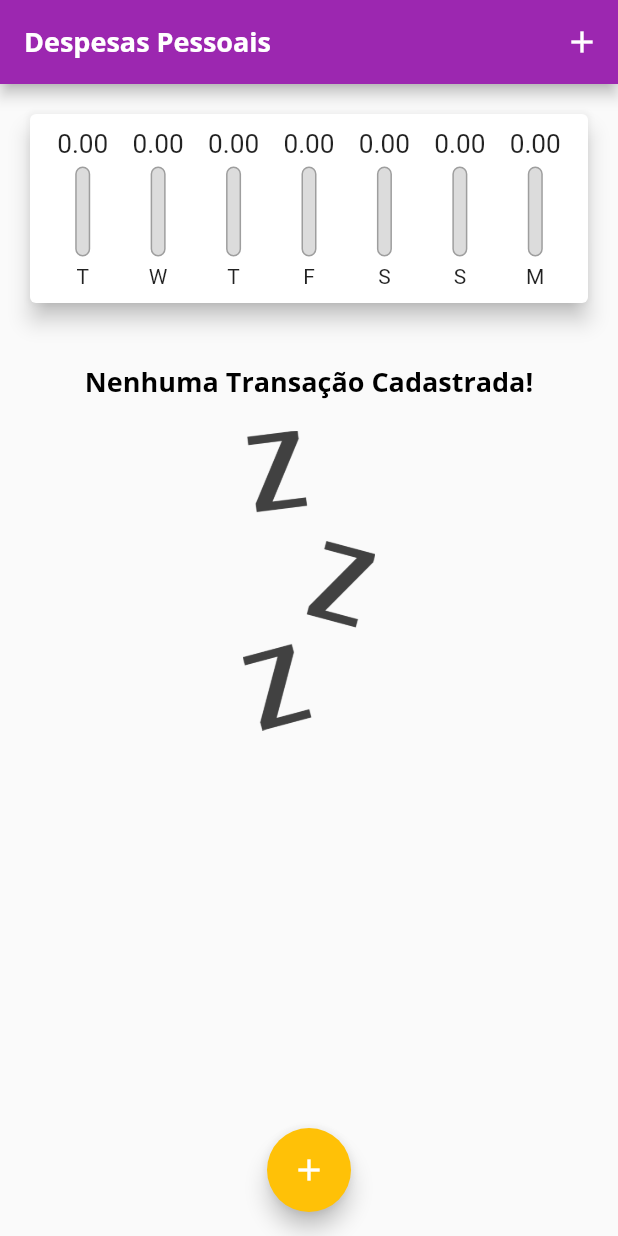
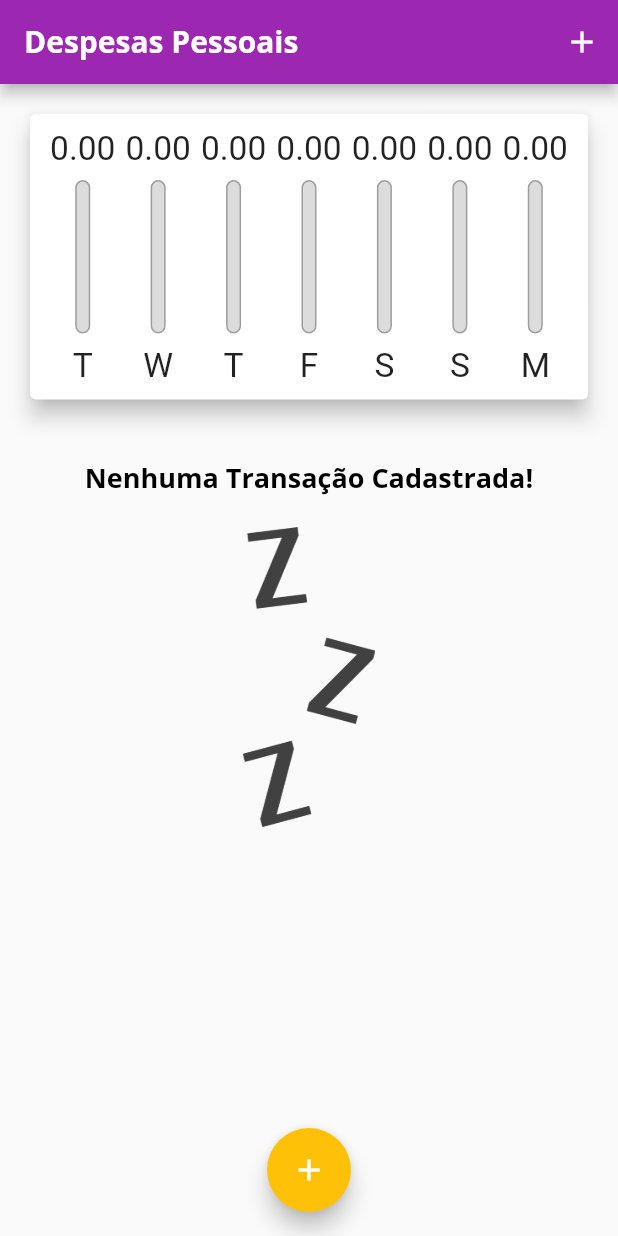
Before and after one commit to Kaio-Goes/expenses, a Flutter app: the screen it shows after launch, on a phone screen of 412 x 824 dp. Run offline on Flutter 3.47's test engine with Material 2 defaults, Android fonts, the phone set to English and light mode, and no system bars.

Commit message:
fix resposividade layout

```diff
--- a/lib/components/chart_bar.dart
+++ b/lib/components/chart_bar.dart
@@ -13,17 +13,19 @@ class ChartBar extends StatelessWidget {
 
   @override
   Widget build(BuildContext context) {
+    return LayoutBuilder(
+      builder: (ctx, constraints) {
         return Column(
           children: [
             SizedBox(
-          height: 20,
+              height: constraints.maxHeight * 0.15,
               child: FittedBox(
                 child: Text(value.toStringAsFixed(2)),
               ),
             ),
-        const SizedBox(height: 5),
+            SizedBox(height: constraints.maxHeight * 0.05),
             SizedBox(
-          height: 60,
+              height: constraints.maxHeight * 0.6,
               width: 10,
               child: Stack(
                 alignment: Alignment.bottomCenter,
@@ -45,9 +47,14 @@ class ChartBar extends StatelessWidget {
                 ],
               ),
             ),
-        const SizedBox(height: 5),
-        Text(label),
+            SizedBox(height: constraints.maxHeight * 0.05),
+            SizedBox(
+              height: constraints.maxHeight * 0.15,
+              child: FittedBox(child: Text(label)),
+            ),
           ],
+        );
+      },
     );
   }
 }
--- a/lib/components/transaction_list.dart
+++ b/lib/components/transaction_list.dart
@@ -10,9 +10,7 @@ class TransactionList extends StatelessWidget {
 
   @override
   Widget build(BuildContext context) {
-    return SizedBox(
-      height: 400,
-      child: transactions.isEmpty
+    return transactions.isEmpty
         ? Column(
             children: [
               const SizedBox(height: 20),
@@ -66,7 +64,6 @@ class TransactionList extends StatelessWidget {
                 ),
               );
             },
-            ),
           );
   }
 }
--- a/lib/main.dart
+++ b/lib/main.dart
@@ -41,8 +41,9 @@ class _MyHomePageState extends State<MyHomePage> {
   final List<Transaction> _trasactions = [];
 
   List<Transaction> get _recentTransactions {
-    return _trasactions.where((element){
-      return element.date.isAfter(DateTime.now().subtract(const Duration(days: 7)));
+    return _trasactions.where((element) {
+      return element.date
+          .isAfter(DateTime.now().subtract(const Duration(days: 7)));
     }).toList();
   }
 
@@ -61,9 +62,9 @@ class _MyHomePageState extends State<MyHomePage> {
     Navigator.of(context).pop();
   }
 
-  _removeTransaction(String id){
+  _removeTransaction(String id) {
     setState(() {
-      _trasactions.removeWhere((element){
+      _trasactions.removeWhere((element) {
         return element.id == id;
       });
     });
@@ -81,21 +82,37 @@ class _MyHomePageState extends State<MyHomePage> {
 
   @override
   Widget build(BuildContext context) {
+    final appBar = AppBar(
+      title: Text(
+        'Despesas Pessoais',
+        style: TextStyle(
+          fontSize: 20 * MediaQuery.of(context).textScaleFactor
+        ),
+      ),
+      actions: [
+        IconButton(
+            onPressed: () => _opentransactionFormModal(context),
+            icon: const Icon(Icons.add))
+      ],
+    );
+    final availableHeight = MediaQuery.of(context).size.height -
+        appBar.preferredSize.height -
+        MediaQuery.of(context).padding.top;
+
     return Scaffold(
-      appBar: AppBar(
-        title: const Text('Despesas Pessoais'),
-        actions: [
-          IconButton(
-              onPressed: () => _opentransactionFormModal(context),
-              icon: const Icon(Icons.add))
-        ],
-      ),
+      appBar: appBar,
       body: SingleChildScrollView(
         child: Column(
           crossAxisAlignment: CrossAxisAlignment.stretch,
           children: [
-            Chart(recentTransaction: _recentTransactions),
-            TransactionList(transactions: _trasactions, onRemove: _removeTransaction),
+            SizedBox(
+                height: availableHeight * 0.3,
+                child: Chart(recentTransaction: _recentTransactions)),
+            SizedBox(
+              height: availableHeight * 0.7,
+              child: TransactionList(
+                  transactions: _trasactions, onRemove: _removeTransaction),
+            ),
           ],
         ),
       ),
--- a/pubspec.yaml
+++ b/pubspec.yaml
@@ -19,7 +19,7 @@ publish_to: 'none' # Remove this line if you wish to publish to pub.dev
 version: 1.0.0+1
 
 environment:
-  sdk: '>=3.0.0-19.0.dev <4.0.0'
+  sdk: '>=2.19.0-19.0.dev <4.0.0'
 
 # Dependencies specify other packages that your package needs in order to work.
 # To automatically upgrade your package dependencies to the latest versions
```
Also changed, not shown: pubspec.lock. Lines whose indentation alone changed are shown as unchanged.
